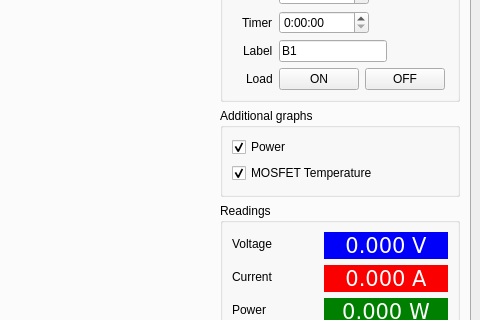
Above: gui/main.ui from autani/Electronic_load_DL24 before the change; both pictures show x 505 to 985 and y 217 to 537 of the 985 by 756 pixel window. Below: the same form after it.
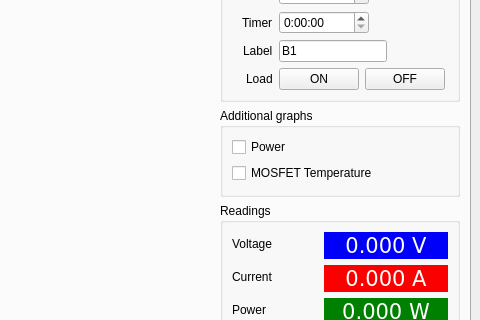
That is the form after the change.

Commit message:
Persist UI state in a local .settings file and use 0.1 steps for voltage and current.
Restore the last serial port and graph range on startup when the port is still present, and leave extra plots off by default.

Patch:
```diff
--- a/gui/main.ui
+++ b/gui/main.ui
@@ -330,7 +330,7 @@
                 <string>Power</string>
                </property>
                <property name="checked">
-                <bool>true</bool>
+                <bool>false</bool>
                </property>
               </widget>
              </item>
@@ -341,7 +341,7 @@
                 <string>MOSFET Temperature</string>
                </property>
                <property name="checked">
-                <bool>true</bool>
+                <bool>false</bool>
                </property>
               </widget>
              </item>
```
Left out of the diff: 10 changed lines with no effect on the pictures. The commit also changes 6 other files.
